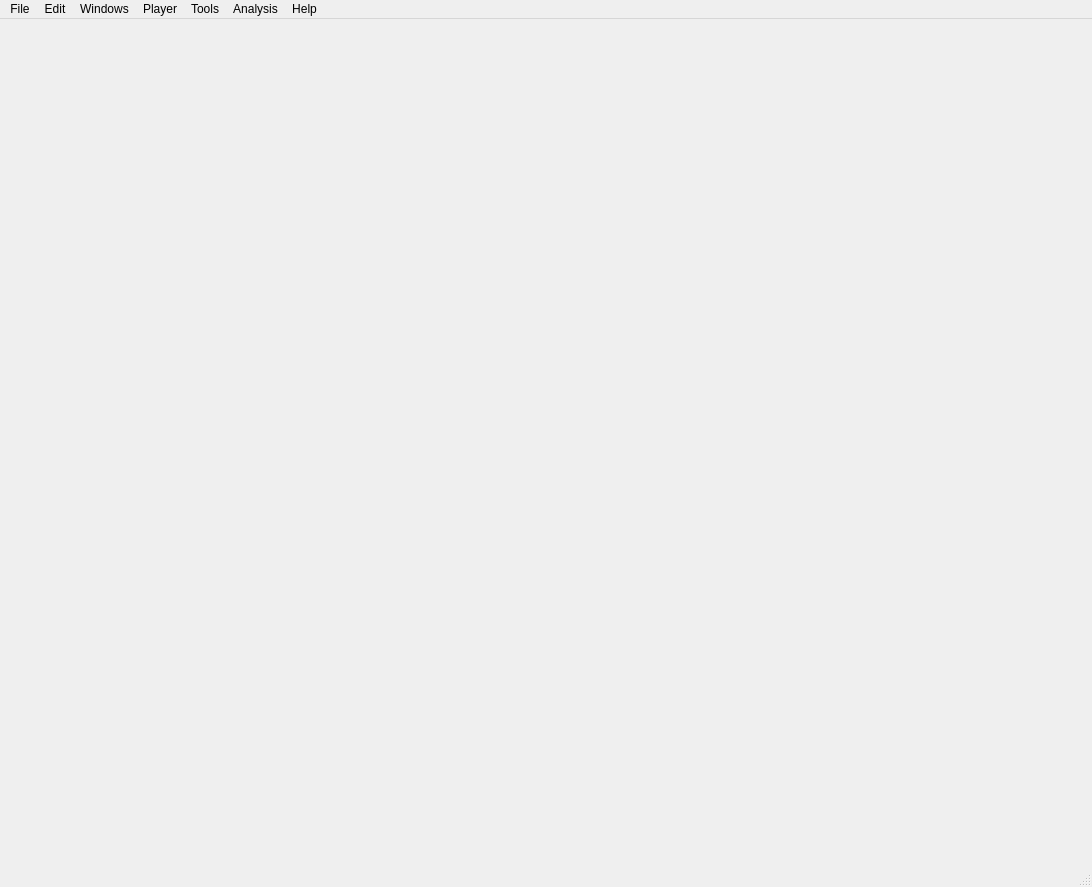
Old version of the form qt_ui/MainWindow.ui in the repository FilmColors/VIAN.
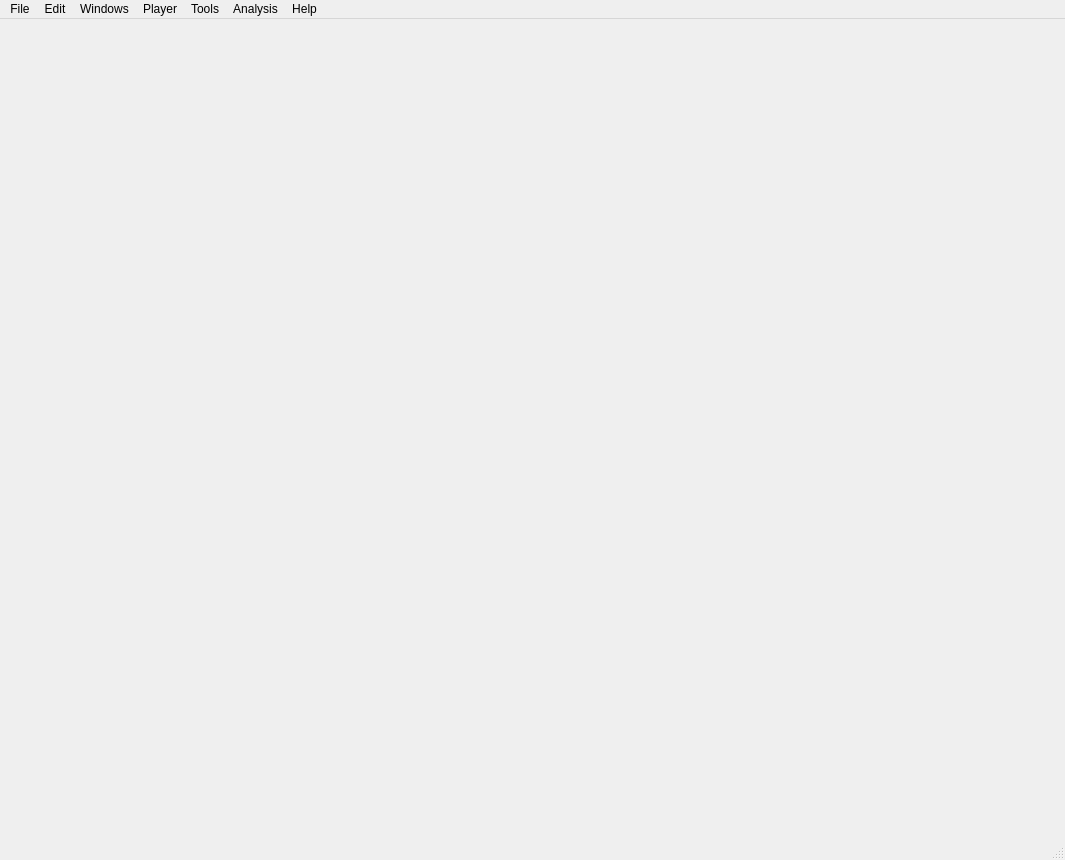
New version of the form. Icons and pictures are not drawn.

Patch:
```diff
--- a/qt_ui/MainWindow.ui
+++ b/qt_ui/MainWindow.ui
@@ -6,8 +6,8 @@
    <rect>
     <x>0</x>
     <y>0</y>
-    <width>1092</width>
-    <height>887</height>
+    <width>1065</width>
+    <height>860</height>
    </rect>
   </property>
   <property name="windowTitle">
@@ -31,7 +31,7 @@
     <rect>
      <x>0</x>
      <y>0</y>
-     <width>1092</width>
+     <width>1065</width>
      <height>21</height>
     </rect>
    </property>
```
Left out of the diff: 12 changed lines with no effect on the pictures.
